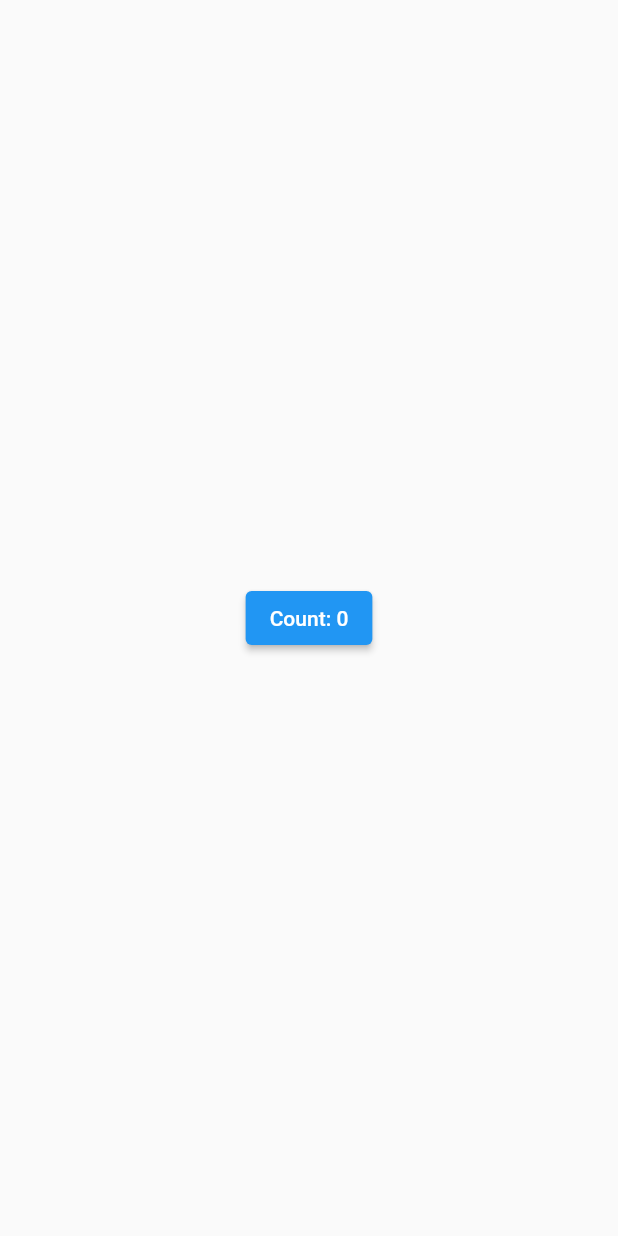
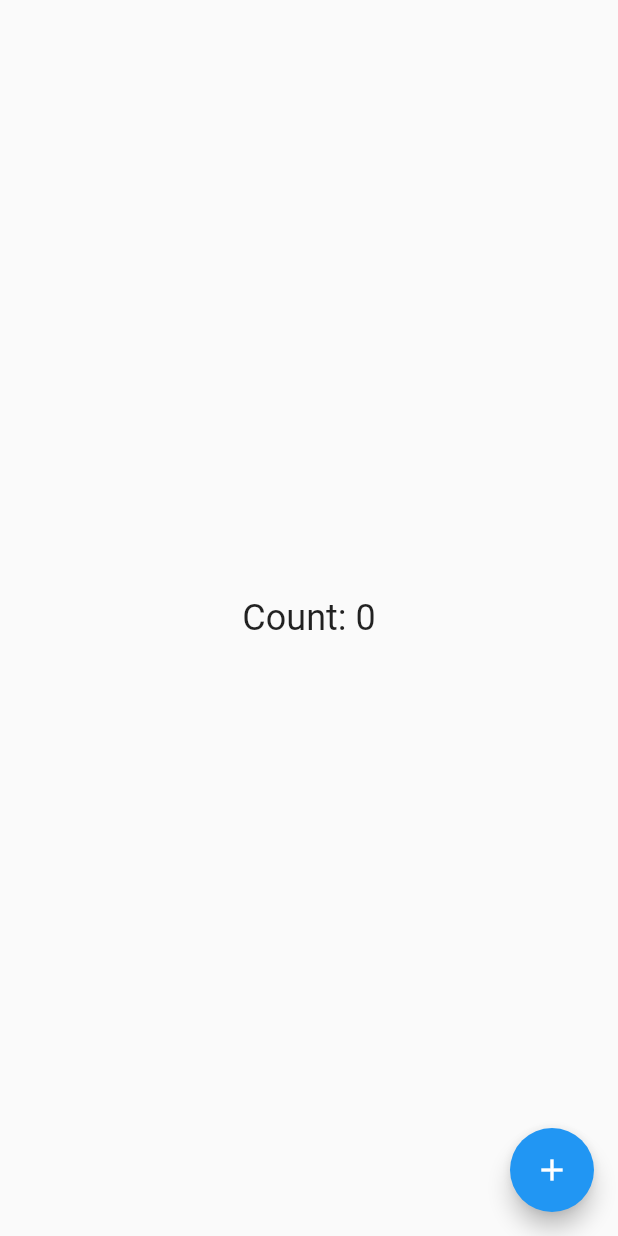
Before and after one commit to hiroshu-diary/riverpod_sample, a Flutter app: the screen it shows after launch, on a phone screen of 412 x 824 dp. Run offline on Flutter 3.47's test engine with Material 2 defaults, Android fonts, the phone set to English and light mode, and no system bars; our stand-ins replace freezed_annotation, hooks_riverpod.

Commit message:
Chapter16

```diff
--- a/lib/change_notifier/counter_page.dart
+++ b/lib/change_notifier/counter_page.dart
@@ -9,7 +9,12 @@ class CounterHook extends HookConsumerWidget {
   Widget build(BuildContext context, WidgetRef ref) {
     final counter = ref.watch(counterProvider);
     return Scaffold(
-      body: Text('Count: ${counter.count}'),
+      body: Center(
+        child: Text(
+          'Count: ${counter.count}',
+          style: const TextStyle(fontSize: 24.0),
+        ),
+      ),
       floatingActionButton: FloatingActionButton(
         onPressed: counter.increase,
         child: const Icon(Icons.add),
--- a/lib/main.dart
+++ b/lib/main.dart
@@ -1,6 +1,6 @@
 import 'package:flutter/material.dart';
 import 'package:hooks_riverpod/hooks_riverpod.dart';
-import 'package:riverpod_sample/state_provider_page.dart';
+import 'package:riverpod_sample/change_notifier/counter_page.dart';
 
 void main() {
   runApp(
@@ -16,7 +16,7 @@ class MyApp extends StatelessWidget {
   @override
   Widget build(BuildContext context) {
     return const MaterialApp(
-      home: StateProviderPage(),
+      home: CounterHook(),
     );
   }
 }
```
